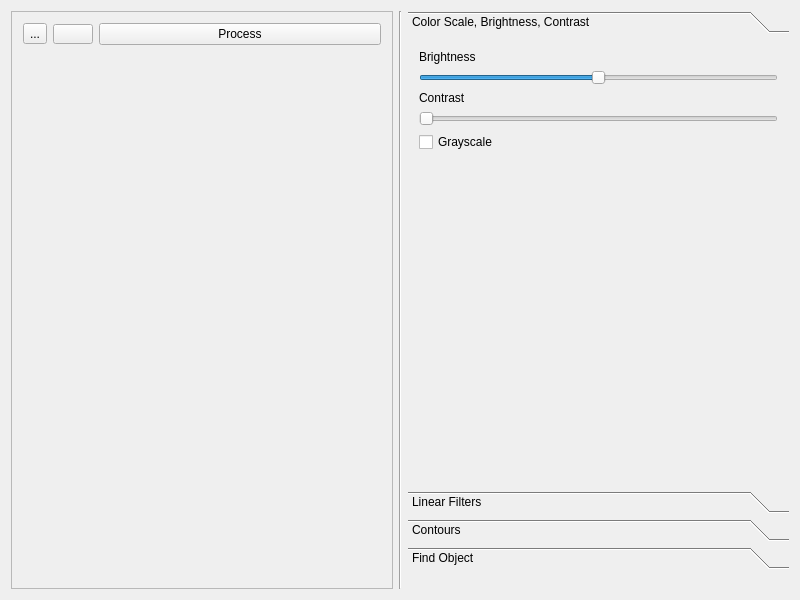
Qt form software/computer/client/opencv/imagelab/mainwindow.ui (wercool/valter) before a commit.
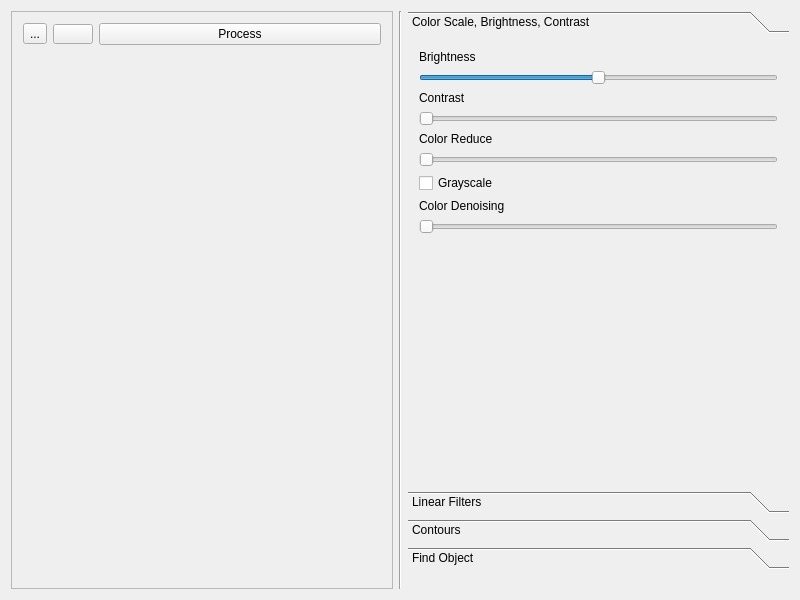
The same form after that commit. The open tabs and pages were chosen to show the change. Icons and pictures are not drawn.

```diff
--- a/software/computer/client/opencv/imagelab/mainwindow.ui
+++ b/software/computer/client/opencv/imagelab/mainwindow.ui
@@ -132,7 +132,7 @@
              <x>0</x>
              <y>0</y>
              <width>380</width>
-             <height>436</height>
+             <height>440</height>
             </rect>
            </property>
            <attribute name="label">
@@ -187,6 +187,35 @@
                 </property>
                </widget>
               </item>
+              <item>
+               <widget class="QLabel" name="colorReduceLabel">
+                <property name="text">
+                 <string>Color Reduce</string>
+                </property>
+               </widget>
+              </item>
+              <item>
+               <widget class="QSlider" name="colorReduceSlider">
+                <property name="minimum">
+                 <number>0</number>
+                </property>
+                <property name="maximum">
+                 <number>255</number>
+                </property>
+                <property name="singleStep">
+                 <number>64</number>
+                </property>
+                <property name="pageStep">
+                 <number>64</number>
+                </property>
+                <property name="tracking">
+                 <bool>true</bool>
+                </property>
+                <property name="orientation">
+                 <enum>Qt::Horizontal</enum>
+                </property>
+               </widget>
+              </item>
               <item>
                <widget class="QCheckBox" name="grayscaleCheckBox">
                 <property name="text">
@@ -194,6 +223,23 @@
                 </property>
                </widget>
               </item>
+              <item>
+               <widget class="QLabel" name="colorDenoisingLabel">
+                <property name="text">
+                 <string>Color Denoising</string>
+                </property>
+               </widget>
+              </item>
+              <item>
+               <widget class="QSlider" name="colorDenoisingSlider">
+                <property name="maximum">
+                 <number>100</number>
+                </property>
+                <property name="orientation">
+                 <enum>Qt::Horizontal</enum>
+                </property>
+               </widget>
+              </item>
               <item>
                <spacer name="verticalSpacer_2">
                 <property name="orientation">
```
Left out of the diff: 8 changed lines with no effect on the pictures.
